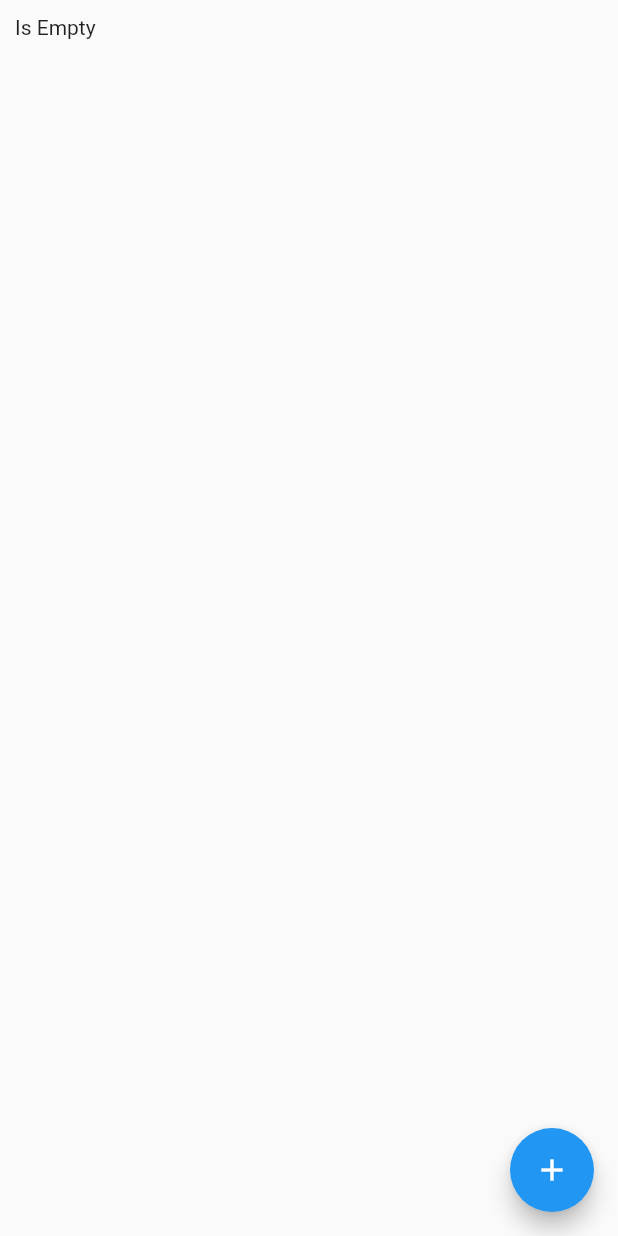
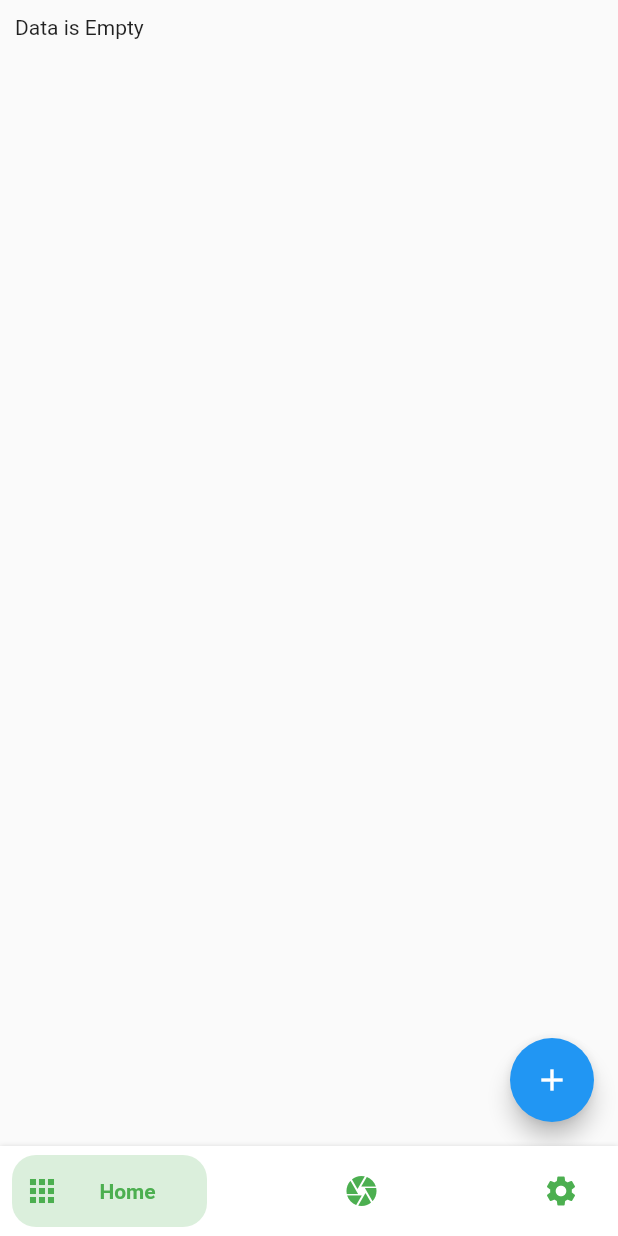
Before and after one commit to Thoriq-ha/latech, a Flutter app: the screen it shows after launch, on a phone screen of 412 x 824 dp. Run offline on Flutter 3.47's test engine with Material 2 defaults, Android fonts, the phone set to English and light mode, and no system bars; drawn by our look-alikes of bottom_navy_bar; our stand-ins replace get, image_picker; missing offline and left inert: flutter_tesseract_ocr.

Commit message:
update view

```diff
--- a/lib/app/modules/home/controllers/home_controller.dart
+++ b/lib/app/modules/home/controllers/home_controller.dart
@@ -1,18 +1,20 @@
-import 'dart:io';
-import 'dart:typed_data';
-
-import 'package:flutter/foundation.dart';
+import 'package:flutter/cupertino.dart';
 import 'package:flutter_tesseract_ocr/android_ios.dart';
 import 'package:get/get.dart';
 import 'package:halalin/app/data/models/ingredient.dart';
+import 'package:halalin/app/modules/home/views/tabs/ocr_screen.dart';
 import 'package:halalin/app/services/halal_services.dart';
 import 'package:image_picker/image_picker.dart';
-import 'package:path_provider/path_provider.dart';
 
 class HomeController extends GetxController {
   RxList<Ingredient> data = RxList();
-  List<String> kode = [];
-  RxList<String> result = RxList();
+  RxList<Ingredient> result = RxList();
+  RxInt currentIndex = 0.obs;
+  List<Widget> viewBody = [
+    OcrScreen(),
+    Center(child: Text('Scan')),
+    Center(child: Text('Setting')),
+  ];
 
   RxString ocrText = ''.obs;
   String lang = "eng";
@@ -20,37 +22,33 @@ class HomeController extends GetxController {
   RxBool bload = false.obs;
 
   Future<void> getData() async {
+    data.clear();
     var res = await HalalServices.getDataService();
     data.addAll(res);
-    kode.clear();
-    for (var v in res) {
-      kode.add(v.kode);
-    }
   }
 
-  Future<List<String>> getResult({required String input}) async {
+  Future<void> getResult({required String input}) async {
     await getData();
+
     result.clear();
-
-    var res = await HalalServices.getHalal(input: input, listDataset: kode);
+    var res = await HalalServices.getHalal(input: input, ingrident: data.value);
     result.addAll(res);
-    return res;
   }
 
   void ocr(url) async {
     path.value = url;
-    if (kIsWeb == false &&
-        (url.indexOf("http://") == 0 || url.indexOf("https://") == 0)) {
-      Directory tempDir = await getTemporaryDirectory();
-      HttpClient httpClient = HttpClient();
-      HttpClientRequest request = await httpClient.getUrl(Uri.parse(url));
-      HttpClientResponse response = await request.close();
-      Uint8List bytes = await consolidateHttpClientResponseBytes(response);
-      String dir = tempDir.path;
-      File file = File('$dir/test.jpg');
-      await file.writeAsBytes(bytes);
-      url = file.path;
-    }
+    // if (kIsWeb == false &&
+    //     (url.indexOf("http://") == 0 || url.indexOf("https://") == 0)) {
+    //   Directory tempDir = await getTemporaryDirectory();
+    //   HttpClient httpClient = HttpClient();
+    //   HttpClientRequest request = await httpClient.getUrl(Uri.parse(url));
+    //   HttpClientResponse response = await request.close();
+    //   Uint8List bytes = await consolidateHttpClientResponseBytes(response);
+    //   String dir = tempDir.path;
+    //   File file = File('$dir/test.jpg');
+    //   await file.writeAsBytes(bytes);
+    //   url = file.path;
+    // }
     bload.value = true;
 
     ocrText.value =
--- a/lib/app/modules/home/views/home_view.dart
+++ b/lib/app/modules/home/views/home_view.dart
@@ -1,4 +1,5 @@
 import 'dart:io';
+import 'package:bottom_navy_bar/bottom_navy_bar.dart';
 import 'package:flutter/foundation.dart';
 import 'package:flutter/material.dart';
 import 'package:get/get.dart';
@@ -10,42 +11,41 @@ class HomeView extends GetView<HomeController> {
   @override
   Widget build(BuildContext context) {
     return Scaffold(
-      body: Stack(
-        children: [
-          Padding(
-            padding: const EdgeInsets.all(10),
-            child: Column(
-              children: [
-                Expanded(child: Obx(() {
-                  return ListView(
-                    children: [
-                      controller.path.isEmpty
-                          ? Container()
-                          : Image.file(File(controller.path.value)),
-                      controller.bload.value
-                          ? Column(
-                              children: const [CircularProgressIndicator()])
-                          : controller.result.isEmpty
-                              ? const Text('Is Empty')
-                              : Text(controller.result.toString()),
-                    ],
-                  );
-                }))
-              ],
+      body: Obx(() {
+        return controller.viewBody[controller.currentIndex.value];
+      }),
+      bottomNavigationBar: Obx(() {
+        return BottomNavyBar(
+          selectedIndex: controller.currentIndex.value,
+          showElevation: true,
+          containerHeight: 60,
+          itemCornerRadius: 16,
+          curve: Curves.easeIn,
+          onItemSelected: (index) {
+            controller.currentIndex.value = index;
+          },
+          items: <BottomNavyBarItem>[
+            BottomNavyBarItem(
+              icon: const Icon(Icons.apps),
+              title: const Text('Home'),
+              activeColor: Colors.green,
+              textAlign: TextAlign.center,
             ),
-          ),
-        ],
-      ),
-
-      floatingActionButton: kIsWeb
-          ? Container()
-          : FloatingActionButton(
-              onPressed: () {
-                controller.runFilePiker();
-              },
-              tooltip: 'OCR',
-              child: const Icon(Icons.add),
-            ), // This trailing comma makes auto-formatting nicer for build methods.
+            BottomNavyBarItem(
+              icon: const Icon(Icons.camera),
+              title: const Text('Scan'),
+              activeColor: Colors.green,
+              textAlign: TextAlign.center,
+            ),
+            BottomNavyBarItem(
+              icon: const Icon(Icons.settings),
+              title: const Text('Settings'),
+              activeColor: Colors.green,
+              textAlign: TextAlign.center,
+            ),
+          ],
+        );
+      }),
     );
   }
 }
--- /dev/null
+++ b/lib/app/modules/home/views/tabs/ocr_screen.dart
@@ -0,0 +1,67 @@
+import 'dart:io';
+import 'package:flutter/foundation.dart';
+import 'package:flutter/material.dart';
+import 'package:get/get.dart';
+import 'package:halalin/app/modules/home/controllers/home_controller.dart';
+
+class OcrScreen extends StatelessWidget {
+  const OcrScreen({Key? key}) : super(key: key);
+  @override
+  Widget build(BuildContext context) {
+    var controller = Get.find<HomeController>();
+
+    return Scaffold(
+      body: Stack(
+        children: [
+          Padding(
+            padding: const EdgeInsets.all(10),
+            child: Column(
+              children: [
+                Expanded(child: Obx(() {
+                  return ListView(
+                    children: [
+                      controller.path.isEmpty
+                          ? Container()
+                          : Image.file(File(controller.path.value)),
+                      controller.bload.value
+                          ? Column(
+                              children: const [CircularProgressIndicator()])
+                          : controller.result.isEmpty
+                              ? const Text('Data is Empty')
+                              : SizedBox(
+                                  height: 200,
+                                  child: ListView.builder(
+                                    itemCount: controller.result.length,
+                                    itemBuilder: (context, index) {
+                                      return ListTile(
+                                        leading:
+                                            Text(controller.result[index].kode),
+                                        title: Text(
+                                            controller.result[index].status),
+                                        trailing:
+                                            Text(controller.result[index].name),
+                                      );
+                                    },
+                                  ),
+                                )
+                    ],
+                  );
+                }))
+              ],
+            ),
+          ),
+        ],
+      ),
+
+      floatingActionButton: kIsWeb
+          ? Container()
+          : FloatingActionButton(
+              onPressed: () {
+                controller.runFilePiker();
+              },
+              tooltip: 'OCR',
+              child: const Icon(Icons.add),
+            ), // This trailing comma makes auto-formatting nicer for build methods.
+    );
+  }
+}
--- a/pubspec.yaml
+++ b/pubspec.yaml
@@ -6,6 +6,7 @@ environment:
   sdk: ">=2.17.6 <3.0.0"
 
 dependencies:
+  bottom_navy_bar: ^6.0.0
   cupertino_icons: ^1.0.2
   flutter:
     sdk: flutter
```
Also changed, not shown: lib/app/services/halal_services.dart (+19 -12 lines), pubspec.lock.
